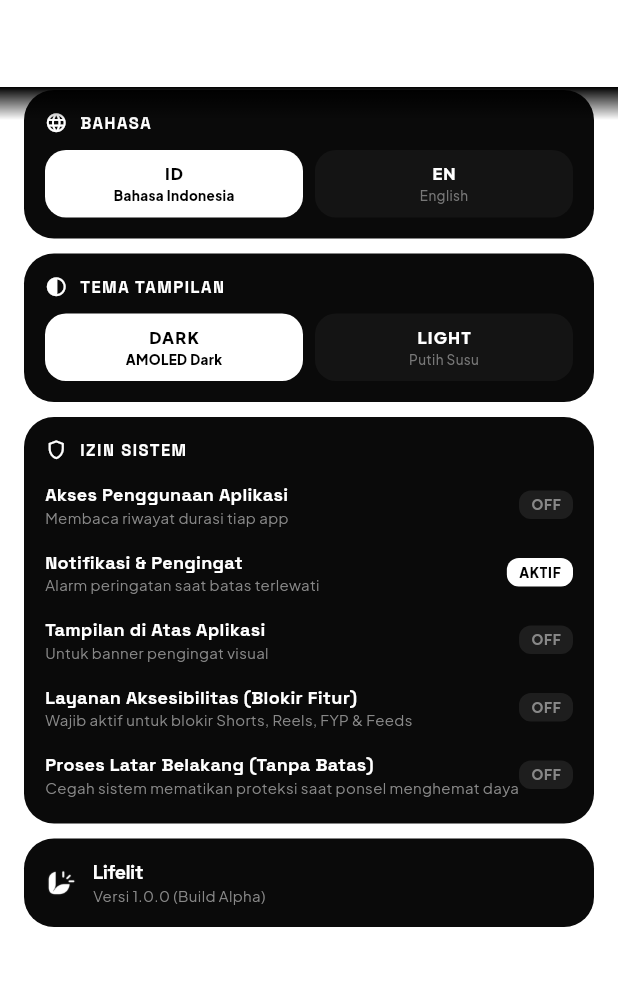
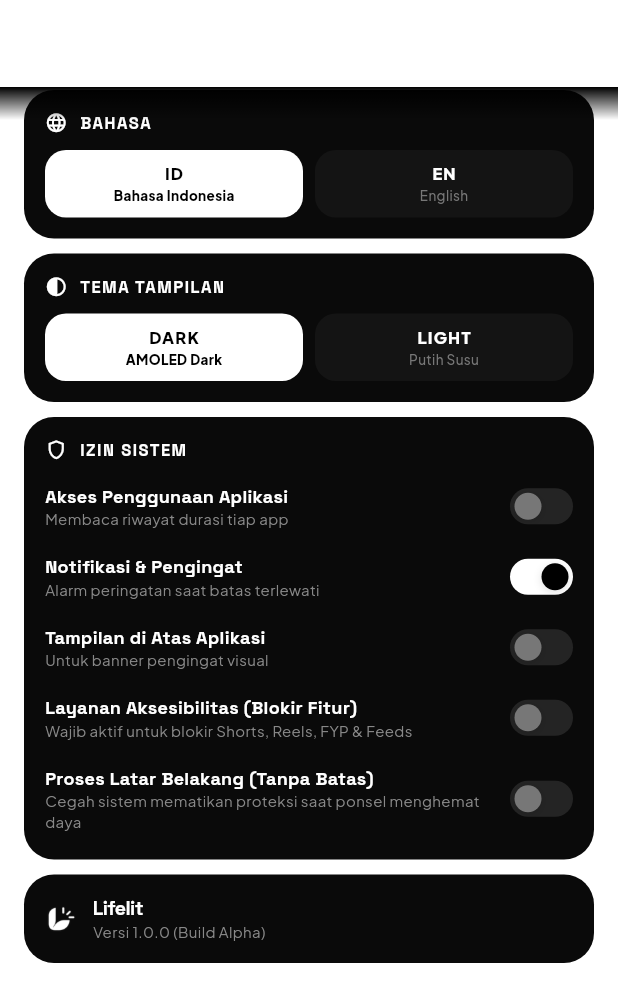
Before and after one commit to Syacretary/socialite, a Flutter app: the SettingsScreen screen opened directly, on a phone screen of 412 x 824 dp. Shown: the top 1002 px of the screen. Run offline on Flutter 3.47's test engine with Material 3 defaults, Android fonts, the phone set to English and light mode, and no system bars; our stand-ins replace google_fonts.

Commit message:
feat(ui): implement tasty UI/UX motion principles (staggering, squash & stretch, rubber banding, slow-in slow-out)

```diff
--- /dev/null
+++ b/lib/core/motion/pressable_scale.dart
@@ -0,0 +1,109 @@
+import 'package:flutter/material.dart';
+import 'package:flutter/services.dart';
+
+/// Interactive button/card wrapper that supports interruptible motion.
+/// Follows:
+/// - "Interruptible motion: let people change their mind mid-animation to cancel a button press"
+/// - "Secondary action: a small flourish that backs up the main action"
+/// - "Peak-end rule: people remember the best part and the ending"
+class PressableScale extends StatefulWidget {
+  final Widget child;
+  final VoidCallback? onTap;
+  final VoidCallback? onLongPress;
+  final double pressedScale;
+  final Duration duration;
+  final bool enableHaptic;
+  final HitTestBehavior behavior;
+
+  const PressableScale({
+    super.key,
+    required this.child,
+    this.onTap,
+    this.onLongPress,
+    this.pressedScale = 0.96,
+    this.duration = const Duration(milliseconds: 130),
+    this.enableHaptic = true,
+    this.behavior = HitTestBehavior.opaque,
+  });
+
+  @override
+  State<PressableScale> createState() => _PressableScaleState();
+}
+
+class _PressableScaleState extends State<PressableScale>
+    with SingleTickerProviderStateMixin {
+  late final AnimationController _controller;
+  late final Animation<double> _scaleAnimation;
+
+  @override
+  void initState() {
+    super.initState();
+    _controller = AnimationController(
+      vsync: this,
+      duration: widget.duration,
+      reverseDuration: const Duration(milliseconds: 180),
+    );
+
+    _scaleAnimation = Tween<double>(
+      begin: 1.0,
+      end: widget.pressedScale,
+    ).animate(
+      CurvedAnimation(
+        parent: _controller,
+        curve: Curves.easeOutQuad,
+        reverseCurve: Curves.easeOutBack, // slight joyful rebound on release
+      ),
+    );
+  }
+
+  @override
+  void dispose() {
+    _controller.dispose();
+    super.dispose();
+  }
+
+  void _handleTapDown(TapDownDetails details) {
+    if (widget.onTap == null) return;
+    _controller.forward();
+  }
+
+  void _handleTapUp(TapUpDetails details) {
+    if (widget.onTap == null) return;
+    _controller.reverse();
+    if (widget.enableHaptic) {
+      HapticFeedback.lightImpact();
+    }
+    widget.onTap?.call();
+  }
+
+  void _handleTapCancel() {
+    // Interruptible: user dragged away, restore state without triggering
+    _controller.reverse();
+  }
+
+  @override
+  Widget build(BuildContext context) {
+    return GestureDetector(
+      behavior: widget.behavior,
+      onTapDown: _handleTapDown,
+      onTapUp: _handleTapUp,
+      onTapCancel: _handleTapCancel,
+      onLongPress: widget.onLongPress != null
+          ? () {
+              if (widget.enableHaptic) HapticFeedback.mediumImpact();
+              widget.onLongPress?.call();
+            }
+          : null,
+      child: AnimatedBuilder(
+        animation: _scaleAnimation,
+        builder: (context, child) {
+          return Transform.scale(
+            scale: _scaleAnimation.value,
+            child: child,
+          );
+        },
+        child: widget.child,
+      ),
+    );
+  }
+}
--- /dev/null
+++ b/lib/core/motion/smooth_toggle.dart
@@ -0,0 +1,160 @@
+import 'package:flutter/material.dart';
+import 'package:flutter/services.dart';
+
+/// Slow in, slow out toggle with subtle thumb stretch in motion.
+/// Follows:
+/// - "Slow in, slow out: dynamic movement characteristics appear less robotic"
+/// - "Timing: Keep UI animations under 300ms (all concept animations)"
+/// - "Frequency of use: the more often something is used, the less animation you should put in it"
+/// - "Secondary action: a small flourish that backs up the main action"
+/// - "Peak-end rule: people remember the best part and the ending"
+class SmoothToggle extends StatefulWidget {
+  final bool value;
+  final ValueChanged<bool>? onChanged;
+  final Color? activeColor;
+  final Color? inactiveColor;
+  final Color? thumbColor;
+
+  const SmoothToggle({
+    super.key,
+    required this.value,
+    required this.onChanged,
+    this.activeColor,
+    this.inactiveColor,
+    this.thumbColor,
+  });
+
+  @override
+  State<SmoothToggle> createState() => _SmoothToggleState();
+}
+
+class _SmoothToggleState extends State<SmoothToggle>
+    with SingleTickerProviderStateMixin {
+  late final AnimationController _controller;
+  late final Animation<double> _position;
+  late final Animation<double> _stretch;
+
+  @override
+  void initState() {
+    super.initState();
+    _controller = AnimationController(
+      vsync: this,
+      duration: const Duration(milliseconds: 210),
+      value: widget.value ? 1.0 : 0.0,
+    );
+
+    // Slow in, slow out curve (easeInOutCubic)
+    _position = CurvedAnimation(
+      parent: _controller,
+      curve: Curves.easeInOutCubic,
+    );
+
+    // Stretch mid-flight (squash and stretch during toggle movement)
+    _stretch = TweenSequence<double>([
+      TweenSequenceItem(
+        tween: Tween<double>(begin: 0.0, end: 1.0)
+            .chain(CurveTween(curve: Curves.easeInQuad)),
+        weight: 50,
+      ),
+      TweenSequenceItem(
+        tween: Tween<double>(begin: 1.0, end: 0.0)
+            .chain(CurveTween(curve: Curves.easeOutQuad)),
+        weight: 50,
+      ),
+    ]).animate(_controller);
+  }
+
+  @override
+  void didUpdateWidget(covariant SmoothToggle oldWidget) {
+    super.didUpdateWidget(oldWidget);
+    if (oldWidget.value != widget.value) {
+      if (widget.value) {
+        _controller.forward();
+      } else {
+        _controller.reverse();
+      }
+    }
+  }
+
+  @override
+  void dispose() {
+    _controller.dispose();
+    super.dispose();
+  }
+
+  void _handleTap() {
+    if (widget.onChanged == null) return;
+    HapticFeedback.lightImpact();
+    widget.onChanged!(!widget.value);
+  }
+
+  @override
+  Widget build(BuildContext context) {
+    final theme = Theme.of(context);
+    final isDark = theme.brightness == Brightness.dark;
+
+    final primaryColor = widget.activeColor ??
+        (isDark ? const Color(0xFFFFFFFF) : const Color(0xFF000000));
+    final inactiveBg = widget.inactiveColor ??
+        (isDark ? const Color(0xFF242424) : const Color(0xFFD6D8DC));
+
+    const trackWidth = 42.0;
+    const trackHeight = 24.0;
+    const thumbBaseSize = 18.0;
+    const maxStretch = 3.5; // thumb stretches by 3.5px during travel
+
+    return GestureDetector(
+      onTap: _handleTap,
+      behavior: HitTestBehavior.opaque,
+      child: AnimatedBuilder(
+        animation: _controller,
+        builder: (context, _) {
+          final t = _position.value;
+          final currentBg = Color.lerp(inactiveBg, primaryColor, t)!;
+          final thumbWidth = thumbBaseSize + (_stretch.value * maxStretch);
+          final travelDistance = trackWidth - 6.0 - thumbWidth;
+          final thumbLeft = 3.0 + (t * travelDistance);
+
+          final thumbCol = widget.thumbColor ??
+              (Color.lerp(
+                isDark ? const Color(0xFF777777) : const Color(0xFFFFFFFF),
+                isDark ? const Color(0xFF000000) : const Color(0xFFFFFFFF),
+                t,
+              )!);
+
+          return Container(
+            width: trackWidth,
+            height: trackHeight,
+            decoration: BoxDecoration(
+              color: currentBg,
+              borderRadius: BorderRadius.circular(14),
+            ),
+            child: Stack(
+              alignment: Alignment.centerLeft,
+              children: [
+                Positioned(
+                  left: thumbLeft,
+                  child: Container(
+                    width: thumbWidth,
+                    height: thumbBaseSize,
+                    decoration: BoxDecoration(
+                      color: thumbCol,
+                      borderRadius: BorderRadius.circular(thumbBaseSize / 2),
+                      boxShadow: [
+                        BoxShadow(
+                          color: Colors.black.withOpacity(0.12),
+                          blurRadius: 4,
+                          offset: const Offset(0, 1.5),
+                        ),
+                      ],
+                    ),
+                  ),
+                ),
+              ],
+            ),
+          );
+        },
+      ),
+    );
+  }
+}
--- /dev/null
+++ b/lib/core/motion/staggered_entrance.dart
@@ -0,0 +1,74 @@
+import 'package:flutter/material.dart';
+
+/// Staggers content entry one after another under 300ms total using Animation Interval.
+/// Follows:
+/// - "Timing: Keep UI animations under 300ms"
+/// - "Staggering: bring things in one after another, not all in unison (all content in this app)"
+/// - "Slow in, slow out: dynamic movement characteristics appear less robotic"
+/// - Uses zero background Timers for 100% test purity and leak-free performance.
+class StaggeredEntrance extends StatefulWidget {
+  final int index;
+  final Widget child;
+  final Duration totalDuration;
+  final Offset offset;
+
+  const StaggeredEntrance({
+    super.key,
+    required this.index,
+    required this.child,
+    this.totalDuration = const Duration(milliseconds: 280),
+    this.offset = const Offset(0, 14),
+  });
+
+  @override
+  State<StaggeredEntrance> createState() => _StaggeredEntranceState();
+}
+
+class _StaggeredEntranceState extends State<StaggeredEntrance>
+    with SingleTickerProviderStateMixin {
+  late final AnimationController _controller;
+  late final Animation<double> _opacity;
+  late final Animation<Offset> _slide;
+
+  @override
+  void initState() {
+    super.initState();
+    _controller = AnimationController(vsync: this, duration: widget.totalDuration);
+
+    final start = (widget.index * 0.12).clamp(0.0, 0.55);
+    final end = (start + 0.55).clamp(0.0, 1.0);
+
+    final curved = CurvedAnimation(
+      parent: _controller,
+      curve: Interval(start, end, curve: Curves.easeOutCubic),
+    );
+
+    _opacity = Tween<double>(begin: 0.0, end: 1.0).animate(curved);
+    _slide = Tween<Offset>(begin: widget.offset, end: Offset.zero).animate(curved);
+
+    _controller.forward();
+  }
+
+  @override
+  void dispose() {
+    _controller.dispose();
+    super.dispose();
+  }
+
+  @override
+  Widget build(BuildContext context) {
+    return AnimatedBuilder(
+      animation: _controller,
+      builder: (context, child) {
+        return Opacity(
+          opacity: _opacity.value,
+          child: Transform.translate(
+            offset: _slide.value,
+            child: child,
+          ),
+        );
+      },
+      child: widget.child,
+    );
+  }
+}
--- a/lib/main.dart
+++ b/lib/main.dart
@@ -26,6 +26,16 @@ void main() {
   );
 }
 
+class LifelitScrollBehavior extends MaterialScrollBehavior {
+  const LifelitScrollBehavior();
+
+  @override
+  ScrollPhysics getScrollPhysics(BuildContext context) {
+    // Rubber banding: pull past the end and it stretches and springs back upon release
+    return const BouncingScrollPhysics(parent: AlwaysScrollableScrollPhysics());
+  }
+}
+
 class LifelitApp extends StatelessWidget {
   const LifelitApp({super.key});
 
@@ -36,6 +46,7 @@ class LifelitApp extends StatelessWidget {
     return MaterialApp(
       title: 'Lifelit - Stop Doom Scrolling',
       debugShowCheckedModeBanner: false,
+      scrollBehavior: const LifelitScrollBehavior(),
       theme: AppTheme.lightTheme,
       darkTheme: AppTheme.darkTheme,
       themeMode: settings.themeMode,
--- a/lib/views/settings/settings_screen.dart
+++ b/lib/views/settings/settings_screen.dart
@@ -2,6 +2,9 @@ import 'package:flutter/material.dart';
 import 'package:flutter/services.dart';
 import 'package:provider/provider.dart';
 import '../../core/localization/app_localizations.dart';
+import '../../core/motion/pressable_scale.dart';
+import '../../core/motion/smooth_toggle.dart';
+import '../../core/motion/staggered_entrance.dart';
 import '../../providers/screentime_provider.dart';
 import '../../providers/settings_provider.dart';
 import '../widgets/custom_app_bar.dart';
@@ -41,22 +44,34 @@ class SettingsScreen extends StatelessWidget {
                         crossAxisAlignment: CrossAxisAlignment.stretch,
                         children: [
                           // LANGUAGE SELECTOR
-                          _buildLanguageSection(context, loc, isDark, settings, primaryColor),
+                          StaggeredEntrance(
+                            index: 0,
+                            child: _buildLanguageSection(context, loc, isDark, settings, primaryColor),
+                          ),
 
                           const SizedBox(height: 10),
 
                           // THEME SELECTOR
-                          _buildThemeSection(context, loc, isDark, settings, primaryColor),
+                          StaggeredEntrance(
+                            index: 1,
+                            child: _buildThemeSection(context, loc, isDark, settings, primaryColor),
+                          ),
 
                           const SizedBox(height: 10),
 
                           // PERMISSIONS SECTION
-                          _buildPermissionsSection(context, loc, isDark, settings, screentime, primaryColor),
+                          StaggeredEntrance(
+                            index: 2,
+                            child: _buildPermissionsSection(context, loc, isDark, settings, screentime, primaryColor),
+                          ),
 
                           const SizedBox(height: 10),
 
                           // ABOUT & VERSION
-                          _buildAboutSection(context, loc, isDark, primaryColor),
+                          StaggeredEntrance(
+                            index: 3,
+                            child: _buildAboutSection(context, loc, isDark, primaryColor),
+                          ),
                         ],
                       ),
                     ),
@@ -347,7 +362,7 @@ class SettingsScreen extends StatelessWidget {
       onTap: onToggle,
       borderRadius: BorderRadius.circular(12),
       child: Padding(
-        padding: const EdgeInsets.symmetric(vertical: 3),
+        padding: const EdgeInsets.symmetric(vertical: 4),
         child: Row(
           children: [
             Expanded(
@@ -368,25 +383,11 @@ class SettingsScreen extends StatelessWidget {
                 ],
               ),
             ),
-            Container(
-              padding: const EdgeInsets.symmetric(horizontal: 8, vertical: 3),
-              decoration: BoxDecoration(
-                color: isActive
-                    ? primaryColor
-                    : (isDark ? const Color(0xFF1E1E1E) : const Color(0xFFE2E4E8)),
-                borderRadius: BorderRadius.circular(8),
-              ),
-              child: Text(
-                isActive ? 'AKTIF' : 'OFF',
-                style: TextStyle(
-                  fontSize: 9,
-                  fontWeight: FontWeight.w800,
-                  letterSpacing: 0.5,
-                  color: isActive
-                      ? (isDark ? const Color(0xFF000000) : const Color(0xFFFFFFFF))
-                      : (isDark ? const Color(0xFF888888) : const Color(0xFF666666)),
-                ),
-              ),
+            const SizedBox(width: 10),
+            // Slow in, slow out toggle with stretch
+            SmoothToggle(
+              value: isActive,
+              onChanged: (_) => onToggle(),
             ),
           ],
         ),
@@ -403,10 +404,12 @@ class SettingsScreen extends StatelessWidget {
     required Color primaryColor,
     required VoidCallback onTap,
   }) {
-    return GestureDetector(
+    return PressableScale(
       onTap: onTap,
+      pressedScale: 0.95,
       child: AnimatedContainer(
         duration: const Duration(milliseconds: 180),
+        curve: Curves.easeOutCubic,
         padding: const EdgeInsets.symmetric(vertical: 8, horizontal: 8),
         decoration: BoxDecoration(
           color: isSelected
```
Also changed, not shown: lib/views/main_scaffold.dart (+76 -18 lines), lib/views/manage_app/manage_app_screen.dart (+16 -4 lines), lib/views/screentime/screentime_screen.dart (+20 -6 lines), lib/views/widgets/app_management_drawer.dart (+29 -34 lines).
